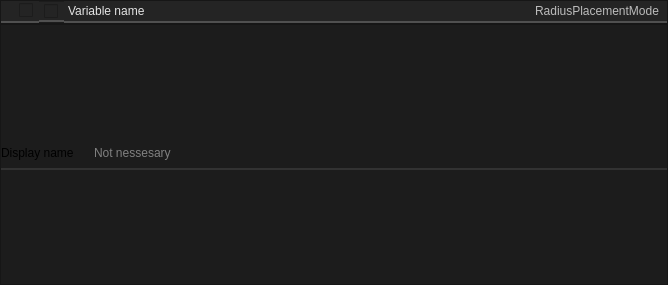
Old version of the form smartprop_editor/variable_frame.ui in the repository dertwist/Hammer5Tools.
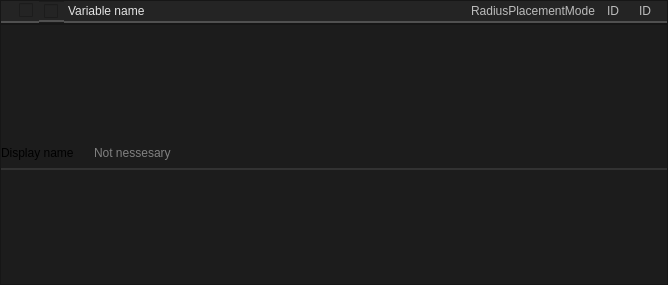
New version of the form. Icons and pictures are not drawn.

Commit message: [SmartPropEditor] Assign element id to variables

```diff
--- a/smartprop_editor/variable_frame.ui
+++ b/smartprop_editor/variable_frame.ui
@@ -279,6 +279,96 @@
         </property>
        </widget>
       </item>
+      <item>
+       <widget class="QLineEdit" name="id_display_label">
+        <property name="maximumSize">
+         <size>
+          <width>32</width>
+          <height>16777215</height>
+         </size>
+        </property>
+        <property name="toolTip">
+         <string>&lt;html&gt;&lt;head/&gt;&lt;body&gt;&lt;p&gt;class&lt;/p&gt;&lt;/body&gt;&lt;/html&gt;</string>
+        </property>
+        <property name="styleSheet">
+         <string notr="true">QLineEdit {
+	font: 8pt &quot;Segoe UI&quot;;
+    border: 2px solid #CCCCCC;
+	border-top: 0px;
+	border-left: 0px;
+	border-right: 0px;
+    border-color: rgba(80, 80, 80, 255);
+    border-radius: 0px;
+    padding: 2px;
+	color: rgb(188, 188, 188);
+	background-color: #242424;
+}
+QLineEdit:focus {
+    border-color: rgba(80, 80, 80, 255);
+}
+QLineEdit::selection {
+    background-color: #414956;
+    color: white;
+}
+
+</string>
+        </property>
+        <property name="text">
+         <string>ID</string>
+        </property>
+        <property name="maxLength">
+         <number>64</number>
+        </property>
+        <property name="readOnly">
+         <bool>true</bool>
+        </property>
+       </widget>
+      </item>
+      <item>
+       <widget class="QLineEdit" name="id_display">
+        <property name="maximumSize">
+         <size>
+          <width>32</width>
+          <height>16777215</height>
+         </size>
+        </property>
+        <property name="toolTip">
+         <string>&lt;html&gt;&lt;head/&gt;&lt;body&gt;&lt;p&gt;class&lt;/p&gt;&lt;/body&gt;&lt;/html&gt;</string>
+        </property>
+        <property name="styleSheet">
+         <string notr="true">QLineEdit {
+	font: 8pt &quot;Segoe UI&quot;;
+    border: 2px solid #CCCCCC;
+	border-top: 0px;
+	border-left: 0px;
+	border-right: 0px;
+    border-color: rgba(80, 80, 80, 255);
+    border-radius: 0px;
+    padding: 2px;
+	color: rgb(188, 188, 188);
+	background-color: #242424;
+}
+QLineEdit:focus {
+    border-color: rgba(80, 80, 80, 255);
+}
+QLineEdit::selection {
+    background-color: #414956;
+    color: white;
+}
+
+</string>
+        </property>
+        <property name="text">
+         <string>ID</string>
+        </property>
+        <property name="maxLength">
+         <number>64</number>
+        </property>
+        <property name="readOnly">
+         <bool>true</bool>
+        </property>
+       </widget>
+      </item>
      </layout>
     </widget>
    </item>
```
Left out of the diff: 16 changed lines with no effect on the pictures. The commit also changes 3 other files.
